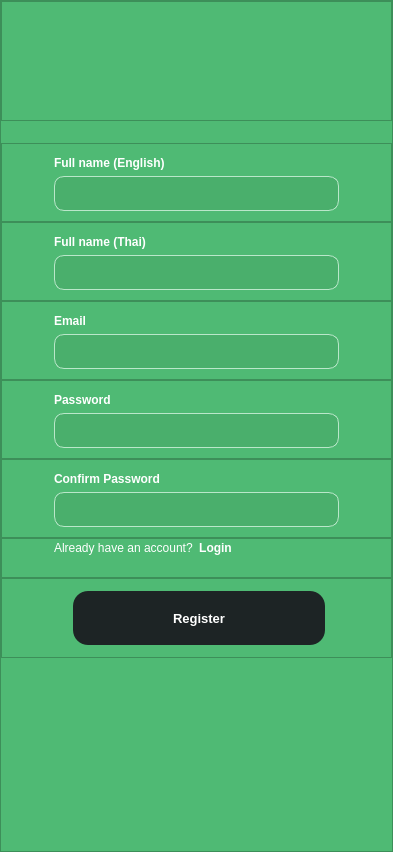
Kasitphoom/SmartWallet, file mainwindow.ui: the form before one commit.
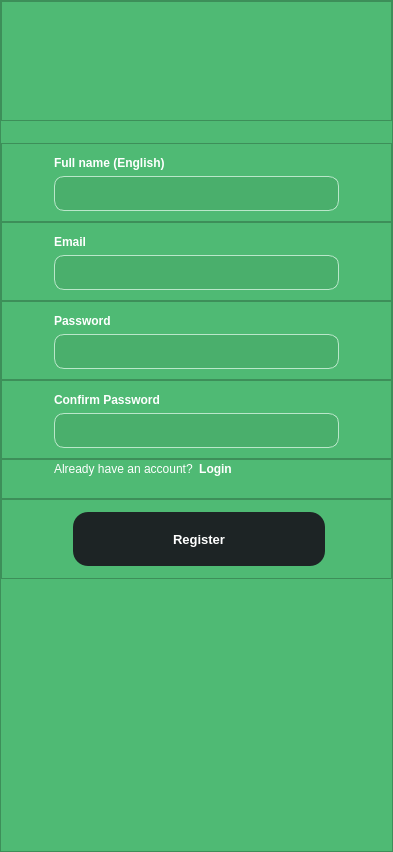
The form after the commit. The open tabs and pages were chosen to show the change. Icons and pictures are not drawn.

Commit message: add login and register but still errors

```diff
--- a/mainwindow.ui
+++ b/mainwindow.ui
@@ -3716,100 +3716,6 @@
              </layout>
             </widget>
            </item>
-           <item>
-            <widget class="QFrame" name="registerFullNameTHFrame">
-             <property name="minimumSize">
-              <size>
-               <width>0</width>
-               <height>62</height>
-              </size>
-             </property>
-             <property name="maximumSize">
-              <size>
-               <width>16777215</width>
-               <height>80</height>
-              </size>
-             </property>
-             <property name="frameShape">
-              <enum>QFrame::StyledPanel</enum>
-             </property>
-             <property name="frameShadow">
-              <enum>QFrame::Raised</enum>
-             </property>
-             <layout class="QVBoxLayout" name="verticalLayout_50">
-              <property name="spacing">
-               <number>6</number>
-              </property>
-              <property name="leftMargin">
-               <number>52</number>
-              </property>
-              <property name="topMargin">
-               <number>12</number>
-              </property>
-              <property name="rightMargin">
-               <number>52</number>
-              </property>
-              <property name="bottomMargin">
-               <number>10</number>
-              </property>
-              <item>
-               <widget class="QLabel" name="registerFullNameTHLabel">
-                <property name="font">
-                 <font>
-                  <bold>true</bold>
-                 </font>
-                </property>
-                <property name="styleSheet">
-                 <string notr="true">color: rgb(255, 255, 255);</string>
-                </property>
-                <property name="text">
-                 <string>Full name (Thai)</string>
-                </property>
-               </widget>
-              </item>
-              <item>
-               <widget class="QLineEdit" name="registerFullNameTHLineEdit">
-                <property name="minimumSize">
-                 <size>
-                  <width>0</width>
-                  <height>35</height>
-                 </size>
-                </property>
-                <property name="font">
-                 <font>
-                  <pointsize>12</pointsize>
-                 </font>
-                </property>
-                <property name="styleSheet">
-                 <string notr="true">QLineEdit {
-    border: 1px solid rgb(186, 231, 202); /* Light gray border */
-    color: #ffffff; /* Dark gray text color */
-	background-color: rgb(74, 175, 108);
-	border-radius: 10px;
-	padding-left: 8px;
-	padding-top: 2px;
-}
-
-QLineEdit:focus {
-	border: 1px solid #ffffff;
-}
-
-QTextEdit::placeholder {
-    color: #999; /* Light gray placeholder text color */
-}
-
-QLineEdit::disabled {
-    background-color: #eee; /* Lighter gray background for disabled state */
-    color: #666; /* Dimmed text color for disabled state */
-    border-color: #ddd; /* Lighter gray border for disabled state */
-}
-</string>
-                </property>
-               </widget>
-              </item>
-             </layout>
-            </widget>
-           </item>
            <item>
             <widget class="QFrame" name="registerEmailFrame">
              <property name="minimumSize">
```
Left out of the diff: 4 changed lines with no effect on the pictures. The commit also changes 4 other files.
